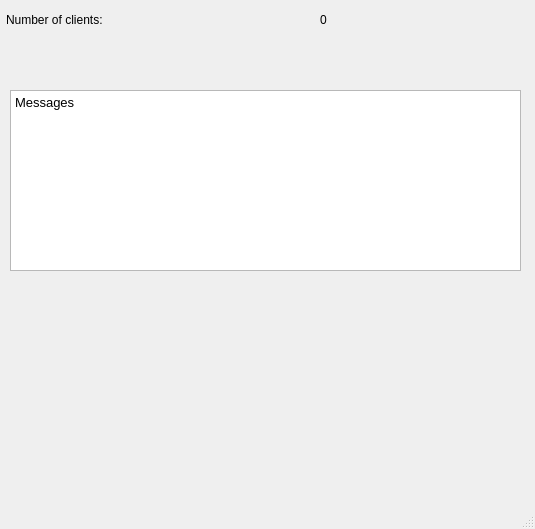
This is mainwindow.ui in tarmoj/PNP2020-server as Qt 5 draws it before an edit. The edited form follows.
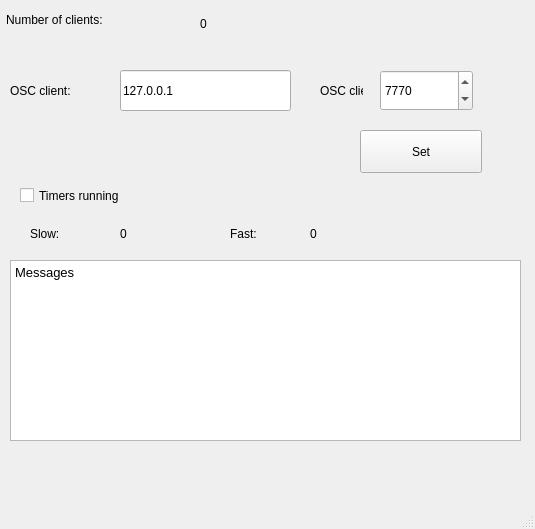
This is the edited form.

```diff
--- a/mainwindow.ui
+++ b/mainwindow.ui
@@ -30,8 +30,8 @@
    <widget class="QLabel" name="numberOfClientsLabel">
     <property name="geometry">
      <rect>
-      <x>320</x>
-      <y>6</y>
+      <x>200</x>
+      <y>10</y>
       <width>16</width>
       <height>27</height>
      </rect>
@@ -44,7 +44,7 @@
     <property name="geometry">
      <rect>
       <x>10</x>
-      <y>90</y>
+      <y>260</y>
       <width>511</width>
       <height>181</height>
      </rect>
@@ -57,6 +57,139 @@
 &lt;p style=&quot; margin-top:0px; margin-bottom:0px; margin-left:0px; margin-right:0px; -qt-block-indent:0; text-indent:0px;&quot;&gt;Messages&lt;/p&gt;&lt;/body&gt;&lt;/html&gt;</string>
     </property>
    </widget>
+   <widget class="QLabel" name="label_4">
+    <property name="geometry">
+     <rect>
+      <x>320</x>
+      <y>70</y>
+      <width>43</width>
+      <height>41</height>
+     </rect>
+    </property>
+    <property name="text">
+     <string>OSC client:</string>
+    </property>
+   </widget>
+   <widget class="QLineEdit" name="oscServerLineEdit">
+    <property name="geometry">
+     <rect>
+      <x>120</x>
+      <y>70</y>
+      <width>171</width>
+      <height>41</height>
+     </rect>
+    </property>
+    <property name="text">
+     <string>127.0.0.1</string>
+    </property>
+   </widget>
+   <widget class="QLabel" name="label_3">
+    <property name="geometry">
+     <rect>
+      <x>10</x>
+      <y>70</y>
+      <width>111</width>
+      <height>41</height>
+     </rect>
+    </property>
+    <property name="text">
+     <string>OSC client:</string>
+    </property>
+   </widget>
+   <widget class="QSpinBox" name="portSpinBox">
+    <property name="geometry">
+     <rect>
+      <x>380</x>
+      <y>70</y>
+      <width>93</width>
+      <height>41</height>
+     </rect>
+    </property>
+    <property name="maximum">
+     <number>10000</number>
+    </property>
+    <property name="value">
+     <number>7770</number>
+    </property>
+   </widget>
+   <widget class="QPushButton" name="setOscButton">
+    <property name="geometry">
+     <rect>
+      <x>360</x>
+      <y>130</y>
+      <width>122</width>
+      <height>43</height>
+     </rect>
+    </property>
+    <property name="text">
+     <string>Set</string>
+    </property>
+   </widget>
+   <widget class="QCheckBox" name="timersCheckBox">
+    <property name="geometry">
+     <rect>
+      <x>20</x>
+      <y>180</y>
+      <width>201</width>
+      <height>31</height>
+     </rect>
+    </property>
+    <property name="text">
+     <string>Timers running</string>
+    </property>
+   </widget>
+   <widget class="QLabel" name="label_2">
+    <property name="geometry">
+     <rect>
+      <x>30</x>
+      <y>220</y>
+      <width>71</width>
+      <height>27</height>
+     </rect>
+    </property>
+    <property name="text">
+     <string>Slow:</string>
+    </property>
+   </widget>
+   <widget class="QLabel" name="slowRemainingLabel">
+    <property name="geometry">
+     <rect>
+      <x>120</x>
+      <y>220</y>
+      <width>85</width>
+      <height>27</height>
+     </rect>
+    </property>
+    <property name="text">
+     <string>0</string>
+    </property>
+   </widget>
+   <widget class="QLabel" name="label_5">
+    <property name="geometry">
+     <rect>
+      <x>230</x>
+      <y>220</y>
+      <width>85</width>
+      <height>27</height>
+     </rect>
+    </property>
+    <property name="text">
+     <string>Fast:</string>
+    </property>
+   </widget>
+   <widget class="QLabel" name="fastRemainingLabel">
+    <property name="geometry">
+     <rect>
+      <x>310</x>
+      <y>220</y>
+      <width>61</width>
+      <height>27</height>
+     </rect>
+    </property>
+    <property name="text">
+     <string>0</string>
+    </property>
+   </widget>
   </widget>
   <widget class="QStatusBar" name="statusBar"/>
  </widget>
```
